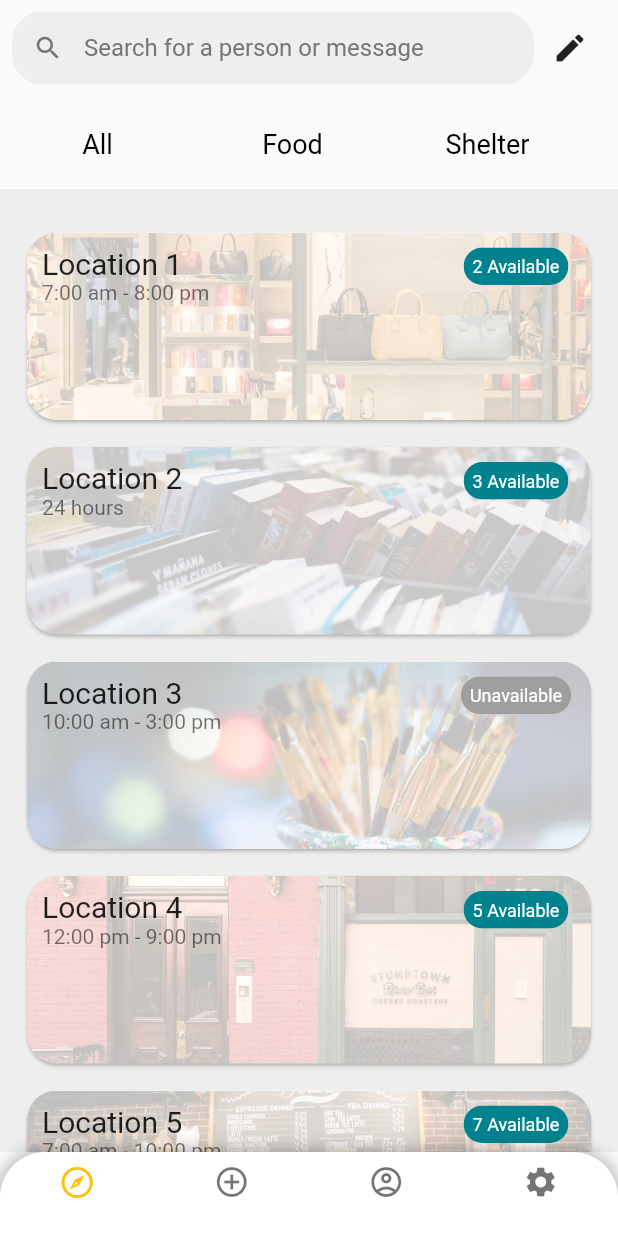
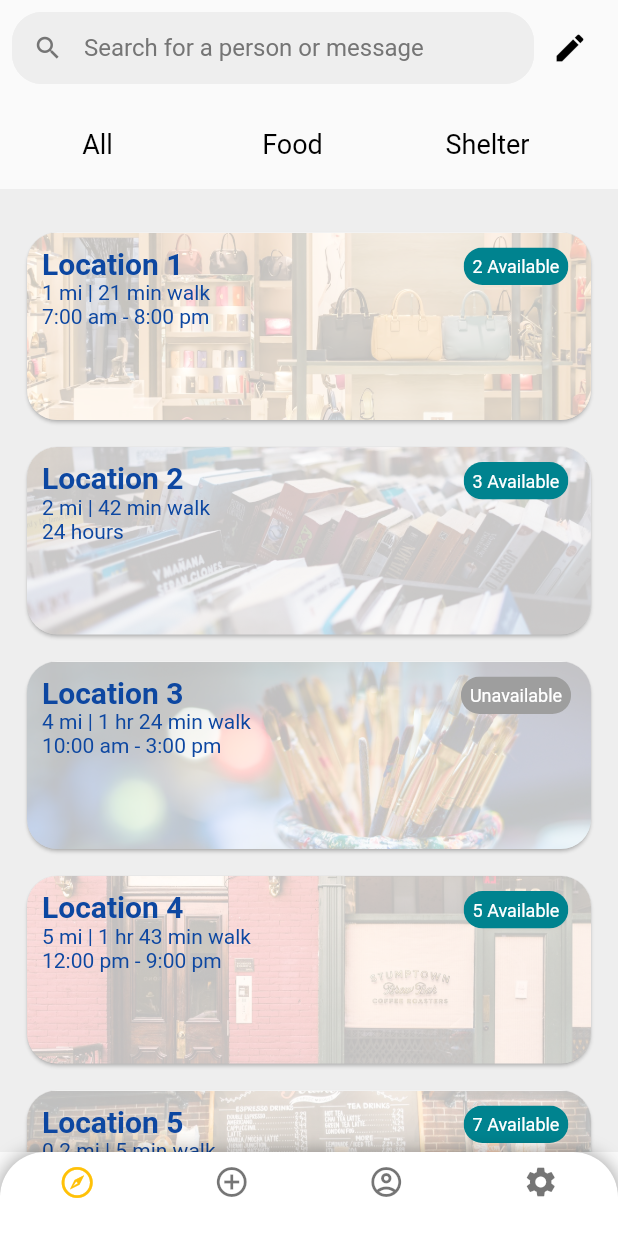
Before and after one commit to storm1486/wyam_app, a Flutter app: the screen it shows after launch, on a phone screen of 412 x 824 dp. Run offline on Flutter 3.47's test engine with Material 2 defaults, Android fonts, the phone set to English and light mode, and no system bars.

Commit message:
Updated Amenities distance.
Push back arrow is now black for the Applications Page

```diff
--- a/lib/pages/applications.dart
+++ b/lib/pages/applications.dart
@@ -66,6 +66,10 @@ class _ApplicationsState extends State<Applications> with TickerProviderStateMix
   Widget build(BuildContext context) {
     return Scaffold(
       appBar: AppBar(
+        //color of pushed back arrow icon
+        iconTheme: const IconThemeData(
+          color: Colors.black
+        ),
         backgroundColor: Colors.transparent,
         elevation: 0,
         title: Container(
--- a/lib/pages/home.dart
+++ b/lib/pages/home.dart
@@ -43,7 +43,7 @@ class _HomeState extends State<Home> {
                           prefixIcon: Icon(Icons.search,color: Colors.grey[600], size: 20,),
                           filled: true,
                           fillColor: Colors.grey.shade200,
-                          contentPadding: EdgeInsets.all(8),
+                          contentPadding: const EdgeInsets.all(8),
                           enabledBorder: OutlineInputBorder(
                               borderRadius: BorderRadius.circular(20),
                               borderSide: BorderSide(
@@ -55,7 +55,7 @@ class _HomeState extends State<Home> {
                     ),
                     IconButton(onPressed: () {
                       Navigator.push(context, MaterialPageRoute(builder: (context) => const Applications()));},
-                        icon: const Icon(Icons.edit))
+                        icon: const Icon(Icons.edit, color: Colors.black,))
                   ],
                 ),
               ),
--- a/lib/services/choose_location.dart
+++ b/lib/services/choose_location.dart
@@ -23,14 +23,14 @@ class _ChooseLocationState extends State<ChooseLocation> {
   };
 
   List<Amenities> locations = [
-    Amenities(location: 'Location 1', hours: '7:00 am - 8:00 pm', image: 'location1.jpg', appointments: '2', type: 'Food', distance: '1 mi'),
-    Amenities(location: 'Location 2', hours: '24 hours', image: 'location2.jpg', appointments: '3', type: 'Hygiene', distance: '2 mi'),
-    Amenities(location: 'Location 3', hours: '10:00 am - 3:00 pm', image: 'location3.jpg', appointments: '0', type: 'Finance', distance: '4 mi'),
-    Amenities(location: 'Location 4', hours: '12:00 pm - 9:00 pm', image: 'location4.jpg', appointments: '5', type: 'Work', distance: '5 mi'),
-    Amenities(location: 'Location 5', hours: '7:00 am - 10:00 pm', image: 'location5.jpg', appointments: '7', type: 'Learn', distance: '0.2 mi'),
-    Amenities(location: 'Location 6', hours: '5:00 am - 2:00 am', image: 'location6.jpg', appointments: '1', type: 'Shelter', distance: '0.5 mi'),
-    Amenities(location: 'Location 7', hours: '2:00 pm - 11:00 pm', image: 'location7.jpg', appointments: '30', type: 'Other', distance: '1000 ft'),
-    Amenities(location: 'Location 8', hours: '1:00 pm - 5:00 pm', image: 'location8.jpg', appointments: '0', type: 'Health', distance: '0.6 mi'),
+    Amenities(location: 'Location 1', hours: '7:00 am - 8:00 pm', image: 'location1.jpg', appointments: '2', type: 'Food', distance: '1 mi | 21 min walk'),
+    Amenities(location: 'Location 2', hours: '24 hours', image: 'location2.jpg', appointments: '3', type: 'Hygiene', distance: '2 mi | 42 min walk'),
+    Amenities(location: 'Location 3', hours: '10:00 am - 3:00 pm', image: 'location3.jpg', appointments: '0', type: 'Finance', distance: '4 mi | 1 hr 24 min walk'),
+    Amenities(location: 'Location 4', hours: '12:00 pm - 9:00 pm', image: 'location4.jpg', appointments: '5', type: 'Work', distance: '5 mi | 1 hr 43 min walk'),
+    Amenities(location: 'Location 5', hours: '7:00 am - 10:00 pm', image: 'location5.jpg', appointments: '7', type: 'Learn', distance: '0.2 mi | 5 min walk'),
+    Amenities(location: 'Location 6', hours: '5:00 am - 2:00 am', image: 'location6.jpg', appointments: '1', type: 'Shelter', distance: '0.5 mi | 12 min walk'),
+    Amenities(location: 'Location 7', hours: '2:00 pm - 11:00 pm', image: 'location7.jpg', appointments: '30', type: 'Other', distance: '1000 ft | 3 min walk'),
+    Amenities(location: 'Location 8', hours: '1:00 pm - 5:00 pm', image: 'location8.jpg', appointments: '0', type: 'Health', distance: '0.6 mi | 14 min walk'),
   ];
 
   @override
@@ -60,18 +60,22 @@ class _ChooseLocationState extends State<ChooseLocation> {
               itemCount: locations.length,
               itemBuilder: (context, index) {
                 List<String>? mappedTypes = typeMapping[widget.selectedType ?? "All"];
+
                 //Display the locations depending on the type parameter
                 if (widget.selectedType != null && !mappedTypes!.contains(locations[index].type) && !mappedTypes.contains("All")) {
                   return SizedBox.shrink();  // Do not display items that don't match the type
                 }
+
                 //Determine the color based on number of appointments
                 Color? availabilityColor = locations[index].appointments == '0'
                     ? Colors.grey // Set to red for zero appointments
                     : Colors.cyan[800]; // Set to blue for non-zero appointments
+
                 // Determine the text based on the number of appointments
                 String availabilityText = locations[index].appointments == '0'
                     ? "Unavailable" // Display when there are no appointments
                     : "${locations[index].appointments} Available"; // Display when there are appointments
+
                 return Padding(
                   padding: const EdgeInsets.symmetric(vertical: 5.0, horizontal: 4.0),
                   child: Card(
@@ -102,7 +106,7 @@ class _ChooseLocationState extends State<ChooseLocation> {
                               onTap: () {},
                               title: Padding(
                                 padding: const EdgeInsets.fromLTRB(10, 5, 0, 0),
-                                child: Text(locations[index].location, style: TextStyle(fontSize: 20)),
+                                child: Text(locations[index].location, style: TextStyle(fontSize: 20, color: Colors.blue[900], fontWeight: FontWeight.bold)),
                               ),
                               subtitle: Padding(
                                 padding: const EdgeInsets.fromLTRB(10, 0, 0, 0),
@@ -110,8 +114,8 @@ class _ChooseLocationState extends State<ChooseLocation> {
                                   crossAxisAlignment: CrossAxisAlignment.start,
                                   children: [
                                     // Text(locations[index].address),
-                                    // Text(locations[index].distance),
-                                    Text(locations[index].hours),
+                                    Text(locations[index].distance, style: TextStyle(color: Colors.blue[900]),),
+                                    Text(locations[index].hours, style: TextStyle(color: Colors.blue[900]),),
                                   ],
                                 ),
                               ),
```
